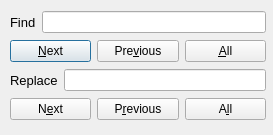
First picture: the form in findandreplace.ui, repository stevenkarr/Qt-Notepad, before the edit.
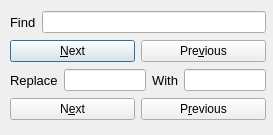
Second picture: the form after the edit.

Commit message: Implemented find next, find previous, replace next, and replace previous. Added find & replace action to menu bar

```diff
--- a/findandreplace.ui
+++ b/findandreplace.ui
@@ -65,13 +65,6 @@
         </property>
        </widget>
       </item>
-      <item>
-       <widget class="QPushButton" name="pushButton_findAll">
-        <property name="text">
-         <string>&amp;All</string>
-        </property>
-       </widget>
-      </item>
      </layout>
     </item>
     <item>
@@ -89,7 +82,22 @@
        </widget>
       </item>
       <item>
-       <widget class="QLineEdit" name="lineEdit_Replace"/>
+       <widget class="QLineEdit" name="lineEdit_Replace_Find"/>
+      </item>
+      <item>
+       <widget class="QLabel" name="label_3">
+        <property name="font">
+         <font>
+          <pointsize>10</pointsize>
+         </font>
+        </property>
+        <property name="text">
+         <string>With</string>
+        </property>
+       </widget>
+      </item>
+      <item>
+       <widget class="QLineEdit" name="lineEdit_Replace_With"/>
       </item>
      </layout>
     </item>
@@ -109,13 +117,6 @@
         </property>
        </widget>
       </item>
-      <item>
-       <widget class="QPushButton" name="pushButton_replaceAll">
-        <property name="text">
-         <string>A&amp;ll</string>
-        </property>
-       </widget>
-      </item>
      </layout>
     </item>
    </layout>
```
The commit also changes 7 other files.
